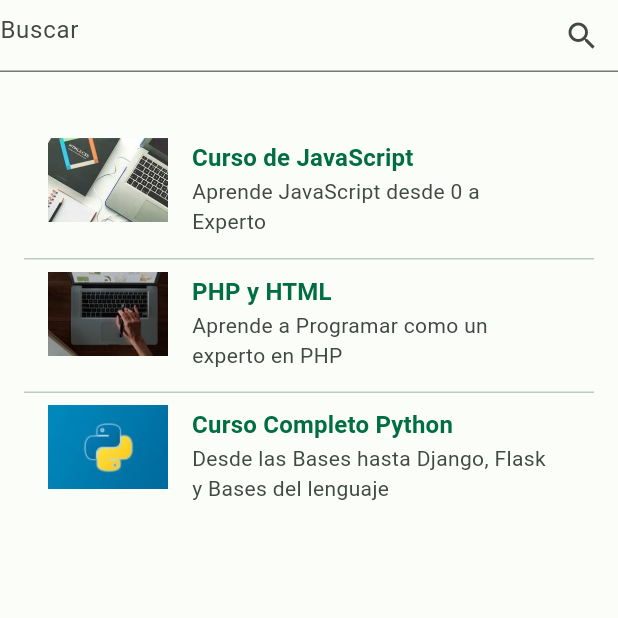
After one commit to Andresfl12350/Cusos-App-Movil-Mod-2, a Flutter app: the HomeScreen screen opened by its route, on a phone screen of 412 x 824 dp, the top half of it. The commit adds this screen. Run offline on Flutter 3.47's test engine with Material 2 defaults, Android fonts, the phone set to English and light mode, and no system bars; our stand-ins replace flutter_riverpod, go_router.

Commit message:
asistencia cursos

```diff
--- /dev/null
+++ b/cursos_fisei_asistencia/lib/data/cursos_data.dart
@@ -0,0 +1,31 @@
+import '../models/curso.dart';
+
+List<Curso> cursos = const [
+  Curso(
+    titulo: 'Curso de JavaScript',
+    descripcion: 'Aprende JavaScript desde 0 a Experto',
+    imagen: 'assets/img/js.jpeg',
+    tutor: 'Andres Garcia',
+    duracion: 40,
+    precio: 23.5,
+		comprado: false,
+  ),
+  Curso(
+    titulo: 'PHP y HTML',
+    descripcion: 'Aprende a Programar como un experto en PHP',
+    imagen: 'assets/img/php.jpeg',
+    tutor: 'David Arcos',
+    duracion: 50,
+    precio: 27.5,
+		comprado: false,
+  ),
+  Curso(
+    titulo: 'Curso Completo Python',
+    descripcion: 'Desde las Bases hasta Django, Flask y Bases del lenguaje',
+    imagen: 'assets/img/py.jpeg',
+    tutor: 'Andres Flores',
+    duracion: 60,
+    precio: 87.5,
+		comprado: false,
+  ),
+];
--- a/cursos_fisei_asistencia/lib/main.dart
+++ b/cursos_fisei_asistencia/lib/main.dart
@@ -20,9 +20,7 @@ class MyApp extends ConsumerWidget {
         useMaterial3: true,
         colorScheme: lightColorScheme,
       ),
-      // darkTheme: ThemeData(
-      //   useMaterial3: true,
-      // 	colorScheme: darkColorScheme),
+      themeMode: ThemeMode.light,
       routerConfig: ref.read(routerProvider),
     );
   }
--- /dev/null
+++ b/cursos_fisei_asistencia/lib/screens/home.dart
@@ -0,0 +1,69 @@
+import 'package:flutter/material.dart';
+import 'package:flutter_riverpod/flutter_riverpod.dart';
+import 'package:go_router/go_router.dart';
+
+import '../controllers/cursos_controller.dart';
+
+class HomeScreen extends ConsumerWidget {
+  const HomeScreen({super.key});
+
+  @override
+  Widget build(BuildContext context, WidgetRef ref) {
+    final textTheme = Theme.of(context).textTheme;
+    final colorScheme = Theme.of(context).colorScheme;
+    final cursosState = ref.watch(cursosControllerProvider);
+    final cursos = cursosState.cursosFiltrados;
+    return Scaffold(
+      body: SafeArea(
+        child: Column(
+          children: [
+            TextField(
+              onChanged: (value) {
+                ref.read(cursosControllerProvider.notifier).setFilter(value);
+              },
+              decoration: const InputDecoration(
+                suffixIcon: Icon(Icons.search),
+                hintText: 'Buscar',
+              ),
+            ),
+            const SizedBox.square(dimension: 20),
+            Expanded(
+              child: ListView.separated(
+                separatorBuilder: (context, index) => const Divider(height: 1, thickness: 1),
+                padding: const EdgeInsets.all(16),
+                itemCount: cursos.length,
+                itemBuilder: (context, index) {
+                  return ListTile(
+                    leading: Hero(
+                      tag: '$index',
+                      child: Image.asset(
+                        cursos[index].imagen,
+                        fit: BoxFit.cover,
+                        height: 150,
+                        width: 80,
+                      ),
+                    ),
+                    title: Text(
+                      cursos[index].titulo,
+                      style: textTheme.titleMedium!.copyWith(color: colorScheme.primary, fontWeight: FontWeight.bold),
+                    ),
+                    subtitle: Text(
+                      cursos[index].descripcion,
+                      softWrap: false,
+                      maxLines: 2,
+                      overflow: TextOverflow.ellipsis,
+                    ),
+                    isThreeLine: true,
+                    onTap: () {
+											context.goNamed( 'curso', params: {'id': '$index'});
+										},
+                  );
+                },
+              ),
+            )
+          ],
+        ),
+      ),
+    );
+  }
+}
--- a/cursos_fisei_asistencia/lib/screens/login.dart
+++ b/cursos_fisei_asistencia/lib/screens/login.dart
@@ -52,7 +52,7 @@ class Login extends ConsumerWidget {
                   ElevatedButton(
                     onPressed: () {
                       if (_formKey.currentState!.validate()) {
-                        context.goNamed('cursos');
+                        context.go('/');
                       }
                     },
                     child: const SizedBox(
```
Also changed, not shown: cursos_fisei_asistencia/lib/controllers/cursos_controller.dart (added, +101 -0 lines), cursos_fisei_asistencia/lib/controllers/estudiantes_controller.dart (added, +25 -0 lines), cursos_fisei_asistencia/lib/data/estudiantes_data.dart (added, +15 -0 lines), cursos_fisei_asistencia/lib/models/curso.dart (added, +98 -0 lines), cursos_fisei_asistencia/lib/models/estudiante.dart (added, +61 -0 lines), cursos_fisei_asistencia/lib/router.dart (+16 -1 lines), cursos_fisei_asistencia/lib/screens/curso_details_screen.dart (added, +181 -0 lines), cursos_fisei_asistencia/assets/img/js.jpeg (added), cursos_fisei_asistencia/assets/img/php.jpeg (added), cursos_fisei_asistencia/assets/img/py.jpeg (added), 1 other file.
